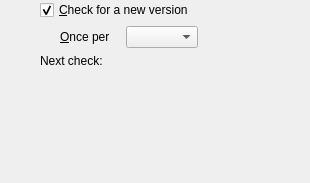
First picture: the form in vbox/src/VBox/Frontends/VirtualBox4/ui/VBoxGLSettingsUpdate.ui, repository jljuxgm/vboxgit, before the edit.
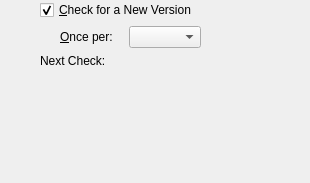
Second picture: the form after the edit.

Diff of the .ui file:
```diff
--- a/vbox/src/VBox/Frontends/VirtualBox4/ui/VBoxGLSettingsUpdate.ui
+++ b/vbox/src/VBox/Frontends/VirtualBox4/ui/VBoxGLSettingsUpdate.ui
@@ -42,7 +42,7 @@
    <item row="0" column="1" >
     <widget class="QCheckBox" name="mCbCheck" >
      <property name="text" >
-      <string>&amp;Check for a new version</string>
+      <string>&amp;Check for a New Version</string>
      </property>
      <property name="checked" >
       <bool>true</bool>
@@ -89,7 +89,7 @@
      <item>
       <widget class="QLabel" name="mLbOncePer" >
        <property name="text" >
-        <string>&amp;Once per</string>
+        <string>&amp;Once per:</string>
        </property>
        <property name="buddy" >
         <cstring>mCbOncePer</cstring>
@@ -144,7 +144,7 @@
         </sizepolicy>
        </property>
        <property name="text" >
-        <string>Next check:</string>
+        <string>Next Check:</string>
        </property>
       </widget>
      </item>
```
Left out of the diff: 9 changed lines with no effect on the pictures.
